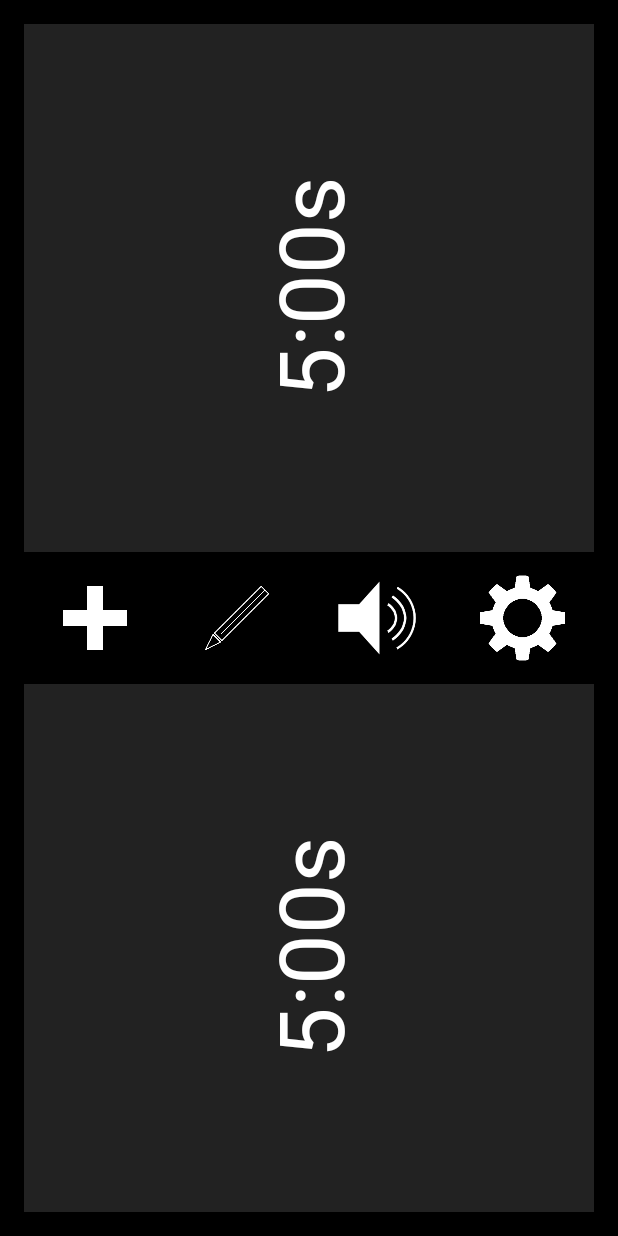
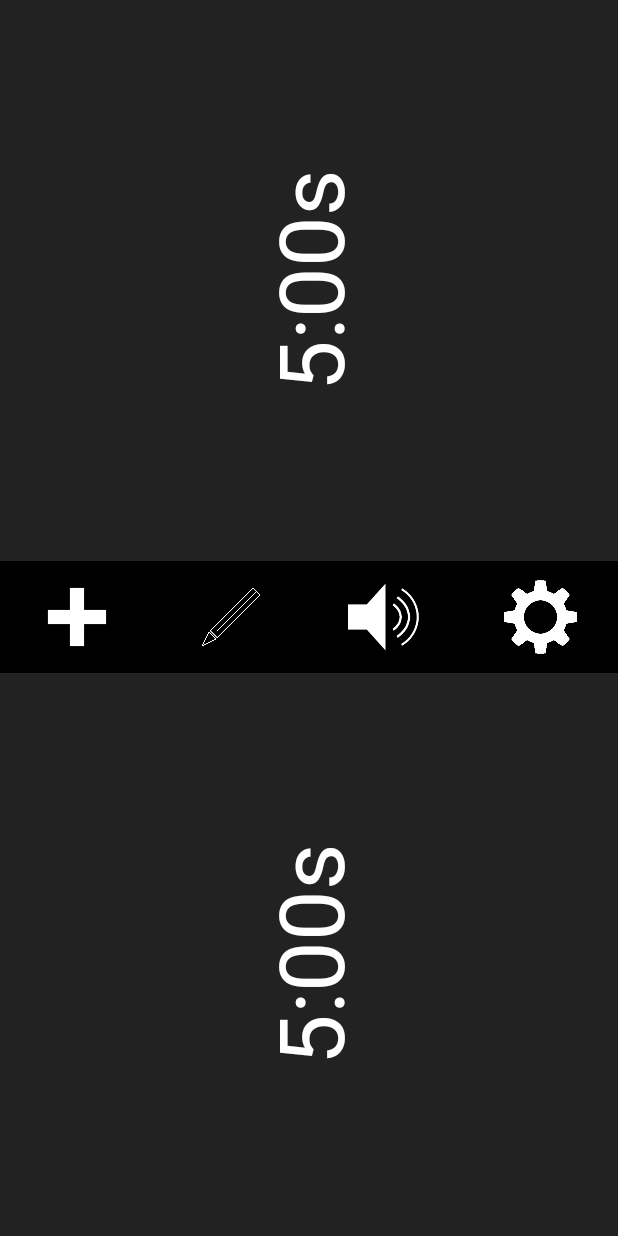
Before and after one commit to jmagine/ChessClock, an Android app: the screen it shows after launch (MainActivity), on a phone screen of 412 x 824 dp. Run offline under Robolectric (Android 15) with nearby library versions, the phone set to English and light mode, and no system bars.

Commit message:
significantly reduced overdraw and text updating frequency. only updates times in view when necessary instead of constantly updating it. removed an unnecessary root layer from the main activity as well

```diff
--- a/app/src/main/java/com/example/android/chessclock/MainActivity.java
+++ b/app/src/main/java/com/example/android/chessclock/MainActivity.java
@@ -24,6 +24,7 @@ import android.preference.PreferenceManager;
 
 import java.util.TimerTask;
 import java.util.Timer;
+import android.util.Log;
 import java.util.prefs.Preferences;
 
 public class MainActivity extends AppCompatActivity
@@ -68,11 +69,12 @@ public class MainActivity extends AppCompatActivity
   final int PLAYER_BOT = 2;
 
   //clock modes
-  final int MODE_INIT      = 0;
-  final int MODE_PLAY      = 1;
-  final int MODE_PAUSE     = 2;
-  final int MODE_EDIT_TIME = 3;
-  final int MODE_RESET_CNF = 4;
+  final int MODE_UNINIT    = 0;
+  final int MODE_INIT      = 1;
+  final int MODE_PLAY      = 2;
+  final int MODE_PAUSE     = 3;
+  final int MODE_EDIT_TIME = 4;
+  final int MODE_RESET_CNF = 5;
 
   String timeFormat;
   String timeRotation;
@@ -87,7 +89,7 @@ public class MainActivity extends AppCompatActivity
   long bronsteinTopTime;
   long bronsteinBottomTime;
   int turn;               //turn to move
-  int currMode;           //current clock mode
+  int currMode = MODE_UNINIT; //current clock mode
   int displayTimeModeTop;    //HOUR_MIN or MIN_SEC mode
   int displayTimeModeBottom; //HOUR_MIN or MIN_SEC mode
   int incrementType;
@@ -95,6 +97,11 @@ public class MainActivity extends AppCompatActivity
   boolean leadingZero;    //whether to display leading 0
   boolean blinkingColon;  //whether to blink colon
   boolean timeUnits;      //whether to display s or m after time
+
+  //variables under test
+  String lastUItopTime = "";
+  String lastUIbottomTime = "";
+  //int lastUIMode;
 
   @Override
   protected void onCreate(Bundle savedInstanceState) {
@@ -131,7 +138,7 @@ public class MainActivity extends AppCompatActivity
     editTimeButtons[7] = (ImageButton) findViewById(R.id.editTimeBottom2Down);
 
     //Technically works, just find a better way to do it and put it in all entry points in app
-    //topTimeTV.setSystemUiVisibility(View.SYSTEM_UI_FLAG_IMMERSIVE | View.SYSTEM_UI_FLAG_FULLSCREEN | View.SYSTEM_UI_FLAG_HIDE_NAVIGATION);
+    topTimeTV.setSystemUiVisibility(View.SYSTEM_UI_FLAG_IMMERSIVE | View.SYSTEM_UI_FLAG_FULLSCREEN | View.SYSTEM_UI_FLAG_HIDE_NAVIGATION);
 
 
     topButton.setOnTouchListener(this);
@@ -184,6 +191,9 @@ public class MainActivity extends AppCompatActivity
   public boolean onTouch(View v, MotionEvent m) {
     if(m.getAction() != MotionEvent.ACTION_DOWN)
       return false;
+
+    if(currMode == MODE_PLAY)
+      topTimeTV.setSystemUiVisibility(View.SYSTEM_UI_FLAG_IMMERSIVE | View.SYSTEM_UI_FLAG_FULLSCREEN | View.SYSTEM_UI_FLAG_HIDE_NAVIGATION);
 
     switch (v.getId()) {
       case R.id.topButton:
@@ -380,6 +390,8 @@ public class MainActivity extends AppCompatActivity
   protected void onResume() {
     super.onResume();
 
+    topTimeTV.setSystemUiVisibility(View.SYSTEM_UI_FLAG_IMMERSIVE | View.SYSTEM_UI_FLAG_FULLSCREEN | View.SYSTEM_UI_FLAG_HIDE_NAVIGATION);
+
     mp1 = MediaPlayer.create(this, R.raw.tick);
     mp2 = MediaPlayer.create(this, R.raw.tick);
     displayTimeModeTop = DISP_AUTO;
@@ -395,6 +407,8 @@ public class MainActivity extends AppCompatActivity
   @Override
   protected void onRestart() {
     super.onRestart();
+
+    topTimeTV.setSystemUiVisibility(View.SYSTEM_UI_FLAG_IMMERSIVE | View.SYSTEM_UI_FLAG_FULLSCREEN | View.SYSTEM_UI_FLAG_HIDE_NAVIGATION);
 
     if(mp1 == null)
       mp1 = MediaPlayer.create(this, R.raw.tick);
@@ -465,12 +479,18 @@ public class MainActivity extends AppCompatActivity
         }
         */
 
+        String newTimeText = "";
+
         if(turn == PLAYER_TOP && topDelay > 0)
-          topTimeTV.setText(createTimeString(topDelay, displayTimeModeTop, blinkingColon, leadingZero, timeUnits));
+          newTimeText = createTimeString(topDelay, displayTimeModeTop, blinkingColon, leadingZero, timeUnits);
         else if(turn != PLAYER_TOP || topTime / 1000 % 2 == 1)
-          topTimeTV.setText(createTimeString(topTime, displayTimeModeTop, true, leadingZero, timeUnits));
+          newTimeText = createTimeString(topTime, displayTimeModeTop, true, leadingZero, timeUnits);
         else
-          topTimeTV.setText(createTimeString(topTime, displayTimeModeTop, !blinkingColon, leadingZero, timeUnits));
+          newTimeText = createTimeString(topTime, displayTimeModeTop, !blinkingColon, leadingZero, timeUnits);
+
+        if(!newTimeText.equals(lastUItopTime)) {
+          topTimeTV.setText(newTimeText);
+        }
 
         if(topTime <= 0) {
           topTime = 0;
@@ -480,12 +500,18 @@ public class MainActivity extends AppCompatActivity
             topFirstFlag.setVisibility(View.VISIBLE);
         }
 
+        lastUItopTime = (String) topTimeTV.getText();
+
         if(turn == PLAYER_BOT && bottomDelay > 0)
-          bottomTimeTV.setText(createTimeString(bottomDelay, displayTimeModeBottom, blinkingColon, leadingZero, timeUnits));
+          newTimeText = createTimeString(bottomDelay, displayTimeModeBottom, blinkingColon, leadingZero, timeUnits);
         else if(turn != PLAYER_BOT || bottomTime / 1000 % 2 == 1)
-          bottomTimeTV.setText(createTimeString(bottomTime, displayTimeModeBottom, true, leadingZero, timeUnits));
+          newTimeText = createTimeString(bottomTime, displayTimeModeBottom, true, leadingZero, timeUnits);
         else
-          bottomTimeTV.setText(createTimeString(bottomTime, displayTimeModeBottom, !blinkingColon, leadingZero, timeUnits));
+          newTimeText = createTimeString(bottomTime, displayTimeModeBottom, !blinkingColon, leadingZero, timeUnits);
+
+        if(!newTimeText.equals(lastUIbottomTime)) {
+          bottomTimeTV.setText(newTimeText);
+        }
 
         if(bottomTime <= 0) {
           bottomTime = 0;
@@ -494,6 +520,8 @@ public class MainActivity extends AppCompatActivity
           if(topTime > 0 && currMode != MODE_EDIT_TIME)
             bottomFirstFlag.setVisibility(View.VISIBLE);
         }
+
+        lastUIbottomTime = (String) bottomTimeTV.getText();
       }
     });
   }
@@ -589,6 +617,9 @@ public class MainActivity extends AppCompatActivity
   }
 
   public void setMode(int mode) {
+
+    if(mode == currMode)
+      return;
 
     switch(mode) {
       case MODE_INIT:
--- a/app/src/main/res/layout/activity_main.xml
+++ b/app/src/main/res/layout/activity_main.xml
@@ -1,30 +1,19 @@
 <?xml version="1.0" encoding="utf-8"?>
 
-<RelativeLayout
+<LinearLayout
     xmlns:android="http://schemas.android.com/apk/res/android"
     xmlns:tools="http://schemas.android.com/tools"
     android:id="@+id/activity_main"
     android:layout_width="match_parent"
     android:layout_height="match_parent"
-  android:paddingBottom="@dimen/activity_vertical_margin"
-  android:paddingLeft="@dimen/activity_horizontal_margin"
-  android:paddingRight="@dimen/activity_horizontal_margin"
-  android:paddingTop="@dimen/activity_vertical_margin"
-  android:background="#000"
+    android:padding="0dp"
+    android:orientation="vertical"
     tools:context="com.example.android.chessclock.MainActivity">
-
-  <LinearLayout
-    android:layout_width="match_parent"
-    android:layout_height="match_parent"
-    android:orientation="vertical"
-    android:layout_alignParentTop="true"
-    android:layout_alignParentLeft="true"
-    android:layout_alignParentStart="true">
 
   <RelativeLayout
     android:layout_width="match_parent"
     android:layout_height="0dp"
-      android:layout_weight="4">
+    android:layout_weight="5">
 
     <Button
       android:id="@+id/topButton"
@@ -141,7 +130,7 @@
       android:layout_width="0dp"
       android:layout_height="match_parent"
       android:layout_weight="1"
-        android:padding="12dp"
+      android:padding="8dp"
       android:background="#000"
       android:src="@drawable/reset"
       android:scaleType="fitCenter"/>
@@ -151,7 +140,7 @@
       android:layout_width="0dp"
       android:layout_height="match_parent"
       android:layout_weight="1"
-        android:padding="12dp"
+      android:padding="8dp"
       android:background="#000"
       android:src="@drawable/pause"
       android:scaleType="fitCenter"/>
@@ -161,7 +150,7 @@
       android:layout_width="0dp"
       android:layout_height="match_parent"
       android:layout_weight="1"
-        android:padding="12dp"
+      android:padding="8dp"
       android:background="#000"
       android:src="@drawable/sound_on"
       android:scaleType="fitCenter"/>
@@ -171,7 +160,7 @@
       android:layout_width="0dp"
       android:layout_height="match_parent"
       android:layout_weight="1"
-        android:padding="10dp"
+      android:padding="8dp"
       android:background="#000"
       android:src="@drawable/settings_gear"
       android:scaleType="fitCenter"/>
@@ -181,7 +170,7 @@
   <RelativeLayout
     android:layout_width="match_parent"
     android:layout_height="0dp"
-      android:layout_weight="4">
+    android:layout_weight="5">
 
     <LinearLayout
       android:layout_width="wrap_content"
@@ -276,13 +265,12 @@
         android:id="@+id/bottomButton"
         android:layout_width="match_parent"
         android:layout_height="match_parent"
-        android:background="#222"
+        android:layout_alignParentLeft="true"
+        android:layout_alignParentStart="true"
+        android:layout_alignParentTop="true"
         android:alpha="1"
-        android:layout_alignParentTop="true"
-        android:layout_alignParentLeft="true"
-        android:layout_alignParentStart="true"/>
+        android:background="#222" />
 
   </RelativeLayout>
 
 </LinearLayout>
-</RelativeLayout>
```
Lines whose indentation alone changed are shown as unchanged.
